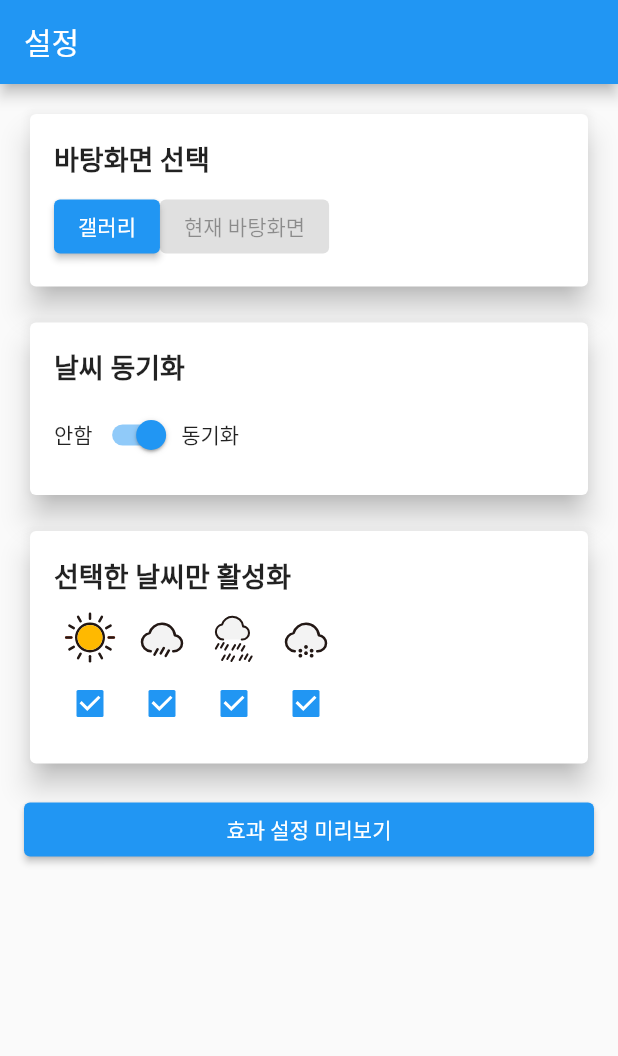
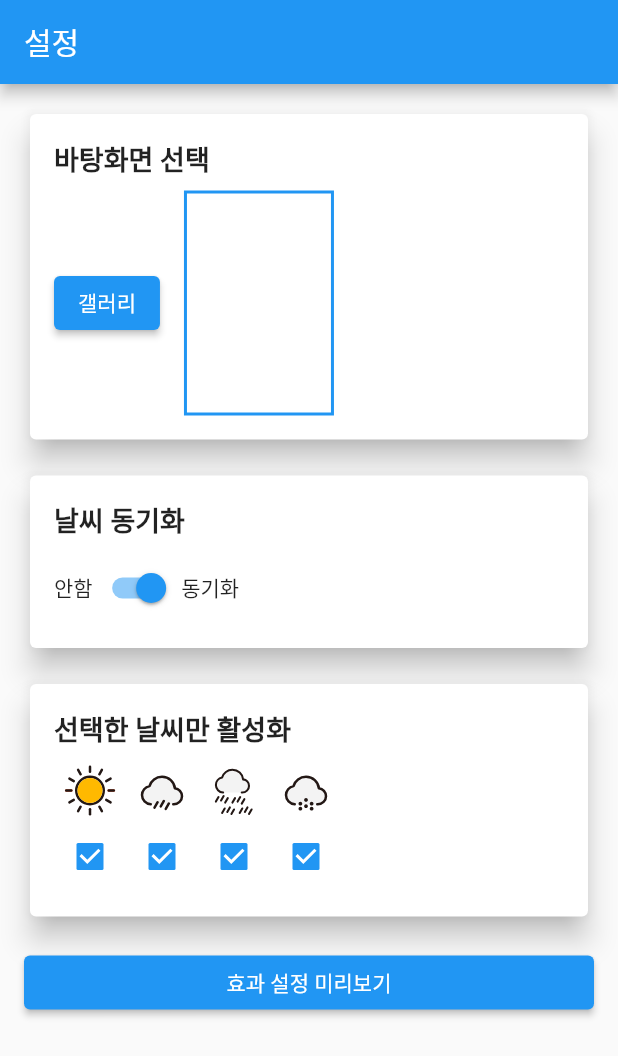
Before and after one commit to dgu-BOSSLE/flutter, a Flutter app: the screen it shows after launch, on a phone screen of 412 x 824 dp. Shown: the top 1056 px of the screen. Run offline on Flutter 3.47's test engine with Material 2 defaults, Android fonts, the light colour scheme and no system bars; our stand-ins replace flutter_svg, fluttertoast, image_picker, permission_handler, shared_preferences; missing offline and left inert: flutter_inappwebview, open_app_settings.

Commit message:
docs: detail_settings 불러온 사진영역 완성

```diff
--- a/lib/screens/detail_settings.dart
+++ b/lib/screens/detail_settings.dart
@@ -39,13 +39,18 @@ class _DetailSettingsState extends State<DetailSettingsScreen> {
           crossAxisAlignment: CrossAxisAlignment.stretch,
           children: [
             CustomCard(title: '바탕화면 선택', content: [
-              if (_selectedImage != null)
-                Image.file(
-                  _selectedImage!,
-                  height: 200,
+              ElevatedButton(onPressed: _pickImage, child: Text('갤러리')),
+              SizedBox(width: 16),
+              Container(
+                width: 100,
+                height: 150,
+                decoration: BoxDecoration(
+                  border: Border.all(color: Colors.blue, width: 2),
                 ),
-              ElevatedButton(onPressed: _pickImage, child: Text('갤러리')),
-              ElevatedButton(onPressed: null, child: Text('현재 바탕화면')),
+                child: _selectedImage != null
+                  ? Image.file(_selectedImage!)
+                  : SizedBox.shrink(), // 이미지가 없는 경우 빈 공간을 사용합니다.
+              ),
             ]),
             SizedBox(height: 16.0),
 
```
